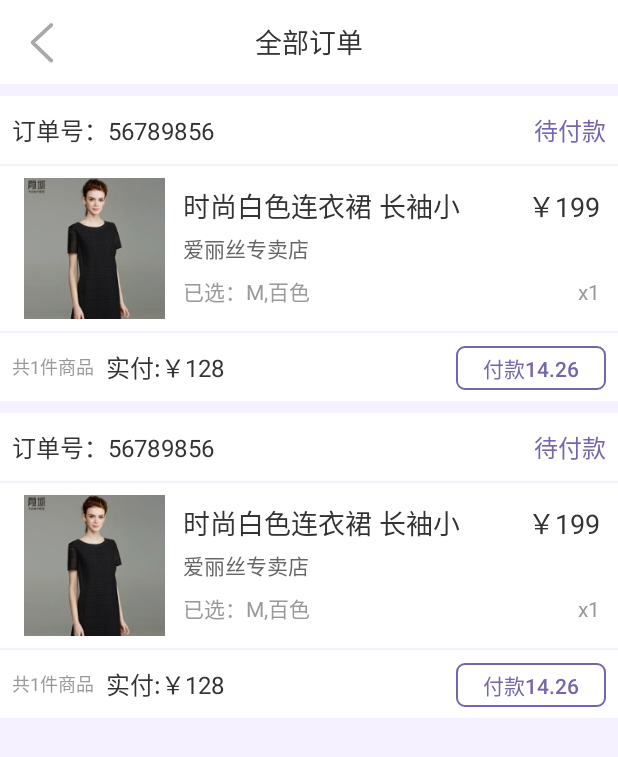
After one commit to gorrywang/Yougo, an Android app: the fragment DfkFragment placed in its activity, on a phone screen of 412 x 824 dp. The commit adds this screen. Shown: the top 757 px of the screen. Run offline under Robolectric (Android 15) with nearby library versions, the phone set to English and light mode, and no system bars.

Commit message:
待付款

```diff
--- /dev/null
+++ b/app/src/main/java/xyz/abug/www/yougo/fragment/DfkFragment.java
@@ -0,0 +1,47 @@
+package xyz.abug.www.yougo.fragment;
+
+import android.os.Bundle;
+import android.support.annotation.Nullable;
+import android.support.v4.app.Fragment;
+import android.view.LayoutInflater;
+import android.view.View;
+import android.view.ViewGroup;
+import android.widget.ImageView;
+
+import xyz.abug.www.yougo.R;
+
+/**
+ * Created by iswgr on 2017/6/21.
+ * 待付款
+ */
+
+public class DfkFragment extends Fragment {
+    private View mView;
+    private ImageView mImgBack;
+
+    @Nullable
+    @Override
+    public View onCreateView(LayoutInflater inflater, @Nullable ViewGroup container, @Nullable Bundle savedInstanceState) {
+        mView = inflater.inflate(R.layout.fragment_daifukuan, container, false);
+        return mView;
+    }
+
+    @Override
+    public void onViewCreated(View view, @Nullable Bundle savedInstanceState) {
+        super.onViewCreated(view, savedInstanceState);
+        initView();
+    }
+
+    /**
+     * 绑定id
+     */
+    private void initView() {
+        mImgBack = mView.findViewById(R.id.frag_dfk_img_back);
+        mImgBack.setOnClickListener(new View.OnClickListener() {
+            @Override
+            public void onClick(View view) {
+                getActivity().finish();
+            }
+        });
+    }
+}
--- /dev/null
+++ b/app/src/main/res/layout/fragment_daifukuan.xml
@@ -0,0 +1,49 @@
+<?xml version="1.0" encoding="utf-8"?>
+<LinearLayout xmlns:android="http://schemas.android.com/apk/res/android"
+    android:layout_width="match_parent"
+    android:layout_height="match_parent"
+    android:background="#f5f1ff"
+    android:orientation="vertical">
+
+    <RelativeLayout
+        android:layout_width="match_parent"
+        android:layout_height="?attr/actionBarSize"
+        android:background="@color/colorPrimary"
+        android:paddingLeft="@dimen/main_padding"
+        android:paddingRight="@dimen/main_padding">
+
+
+        <ImageView
+            android:id="@+id/frag_dfk_img_back"
+            android:layout_width="40dp"
+            android:layout_height="40dp"
+            android:layout_alignParentLeft="true"
+            android:layout_centerVertical="true"
+            android:src="@drawable/back" />
+
+        <TextView
+            android:layout_width="match_parent"
+            android:layout_height="match_parent"
+            android:gravity="center"
+            android:text="全部订单"
+            android:textColor="@color/important_title"
+            android:textSize="@dimen/wz_24" />
+
+    </RelativeLayout>
+
+
+    <View
+        android:layout_width="0dp"
+        android:layout_height="8dp" />
+
+    <include layout="@layout/item_dfk" />
+
+    <View
+        android:layout_width="0dp"
+        android:layout_height="8dp" />
+
+    <include layout="@layout/item_dfk" />
+
+
+
+</LinearLayout>
--- a/app/src/main/res/layout/fragment_menu.xml
+++ b/app/src/main/res/layout/fragment_menu.xml
@@ -63,6 +63,7 @@
                 android:orientation="horizontal">
 
                 <LinearLayout
+                    android:id="@+id/frag_menu_linear_daifukuan"
                     android:layout_width="0dp"
                     android:layout_height="wrap_content"
                     android:layout_weight="1"
@@ -91,6 +92,7 @@
                 </LinearLayout>
 
                 <LinearLayout
+                    android:id="@+id/frag_menu_linear_daishouhuo"
                     android:layout_width="0dp"
                     android:layout_height="wrap_content"
                     android:layout_weight="1"
@@ -119,6 +121,7 @@
                 </LinearLayout>
 
                 <LinearLayout
+                    android:id="@+id/frag_menu_linear_quanbu"
                     android:layout_width="0dp"
                     android:layout_height="wrap_content"
                     android:layout_weight="1"
--- /dev/null
+++ b/app/src/main/res/layout/item_dfk.xml
@@ -0,0 +1,173 @@
+<?xml version="1.0" encoding="utf-8"?>
+<LinearLayout xmlns:android="http://schemas.android.com/apk/res/android"
+    android:layout_width="match_parent"
+    android:layout_height="wrap_content"
+    android:background="#ffffff"
+    android:orientation="vertical">
+
+    <LinearLayout
+        android:layout_width="match_parent"
+        android:layout_height="45dp"
+        android:layout_marginLeft="8dp"
+        android:layout_marginRight="8dp"
+        android:orientation="horizontal">
+
+        <TextView
+            android:layout_width="0dp"
+            android:layout_height="match_parent"
+            android:layout_weight="1"
+            android:gravity="center_vertical"
+            android:text="订单号：56789856"
+            android:textColor="@color/important_title"
+            android:textSize="16dp" />
+
+        <TextView
+            android:layout_width="wrap_content"
+            android:layout_height="wrap_content"
+            android:text="待付款"
+            android:textColor="@color/main"
+            android:textSize="16dp" />
+    </LinearLayout>
+
+    <View
+        android:layout_width="match_parent"
+        android:layout_height="1dp"
+        android:background="#f5f1ff" />
+
+    <LinearLayout
+        android:layout_width="match_parent"
+        android:layout_height="110dp"
+        android:gravity="center_vertical"
+        android:orientation="horizontal"
+        android:paddingBottom="8dp"
+        android:paddingLeft="8dp"
+        android:paddingRight="8dp"
+        android:paddingTop="8dp">
+
+        <LinearLayout
+            android:layout_width="wrap_content"
+            android:layout_height="wrap_content"
+            android:orientation="horizontal">
+
+            <ImageView
+                android:layout_width="match_parent"
+                android:layout_height="wrap_content"
+                android:src="@drawable/nvzhuang" />
+        </LinearLayout>
+
+        <LinearLayout
+            android:layout_width="0dp"
+            android:layout_height="match_parent"
+            android:layout_weight="1"
+            android:orientation="vertical"
+            android:padding="4dp">
+
+            <LinearLayout
+                android:layout_width="match_parent"
+                android:layout_height="0dp"
+                android:layout_weight="1"
+                android:orientation="horizontal">
+
+                <TextView
+                    android:layout_width="0dp"
+                    android:layout_height="match_parent"
+                    android:layout_weight="1"
+                    android:gravity="center_vertical"
+                    android:singleLine="true"
+                    android:text="时尚白色连衣裙 长袖小"
+                    android:textColor="@color/important_title"
+                    android:textSize="18dp" />
+
+                <TextView
+                    android:id="@+id/textView"
+                    android:layout_width="wrap_content"
+                    android:layout_height="match_parent"
+                    android:gravity="center_vertical"
+                    android:singleLine="true"
+                    android:text="￥199"
+                    android:textColor="@color/important_title"
+                    android:textSize="18dp" />
+            </LinearLayout>
+
+            <TextView
+                android:layout_width="wrap_content"
+                android:layout_height="0dp"
+                android:layout_weight="1"
+                android:gravity="center_vertical"
+                android:singleLine="true"
+                android:text="爱丽丝专卖店"
+                android:textColor="@color/sec_title"
+                android:textSize="14dp" />
+
+
+            <LinearLayout
+                android:layout_width="match_parent"
+                android:layout_height="0dp"
+                android:layout_weight="1"
+                android:orientation="horizontal">
+
+
+                <TextView
+                    android:layout_width="0dp"
+                    android:layout_height="match_parent"
+                    android:layout_weight="1"
+                    android:gravity="center_vertical"
+                    android:singleLine="true"
+                    android:text="已选：M,百色"
+                    android:textColor="@color/tip_font"
+                    android:textSize="14dp" />
+
+                <TextView
+                    android:layout_width="wrap_content"
+                    android:layout_height="match_parent"
+                    android:gravity="center_vertical"
+                    android:singleLine="true"
+                    android:text="x1"
+                    android:textColor="@color/tip_font"
+                    android:textSize="14dp" />
+            </LinearLayout>
+
+        </LinearLayout>
+
+    </LinearLayout>
+    <View
+        android:layout_width="match_parent"
+        android:layout_height="1dp"
+        android:background="#f5f1ff" />
+    <LinearLayout
+        android:layout_width="match_parent"
+        android:layout_height="45dp"
+        android:layout_marginLeft="8dp"
+        android:layout_marginRight="8dp"
+        android:orientation="horizontal">
+
+        <TextView
+            android:layout_width="wrap_content"
+            android:layout_height="match_parent"
+            android:gravity="center_vertical"
+            android:text="共1件商品"
+            android:textColor="@color/tip_font"
+            android:textSize="12dp" />
+        <TextView
+            android:layout_marginLeft="8dp"
+            android:layout_width="0dp"
+            android:layout_height="match_parent"
+            android:layout_weight="1"
+            android:gravity="center_vertical"
+            android:text="实付:￥128"
+            android:textColor="@color/important_title"
+            android:textSize="16dp" />
+
+        <Button
+            android:id="@+id/frag_menu_btn_finish"
+            android:layout_width="100dp"
+            android:layout_height="wrap_content"
+            android:layout_marginBottom="16dp"
+            android:background="@drawable/yuan"
+            android:gravity="center"
+            android:text="付款14.26"
+            android:textColor="@color/main"
+            android:textSize="14sp" />
+    </LinearLayout>
+
+</LinearLayout>
```
Also changed, not shown: app/src/main/java/xyz/abug/www/yougo/activity/MenuContentActivity.java (+18 -0 lines), app/src/main/java/xyz/abug/www/yougo/fragment/DshFragment.java (added, +26 -0 lines), app/src/main/java/xyz/abug/www/yougo/fragment/MenuFragment.java (+23 -0 lines), app/src/main/java/xyz/abug/www/yougo/fragment/QbddFragment.java (added, +26 -0 lines), app/src/main/res/layout/fragment_daishouhuo.xml (added, +36 -0 lines), app/src/main/res/layout/fragment_quanbudingdan.xml (added, +36 -0 lines).
